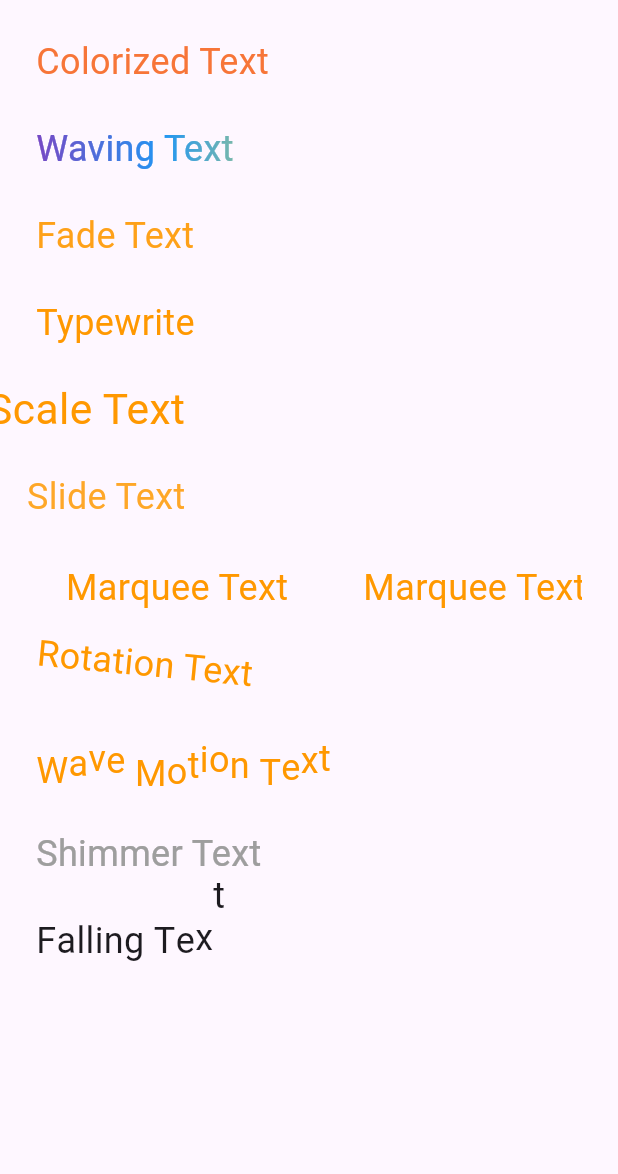
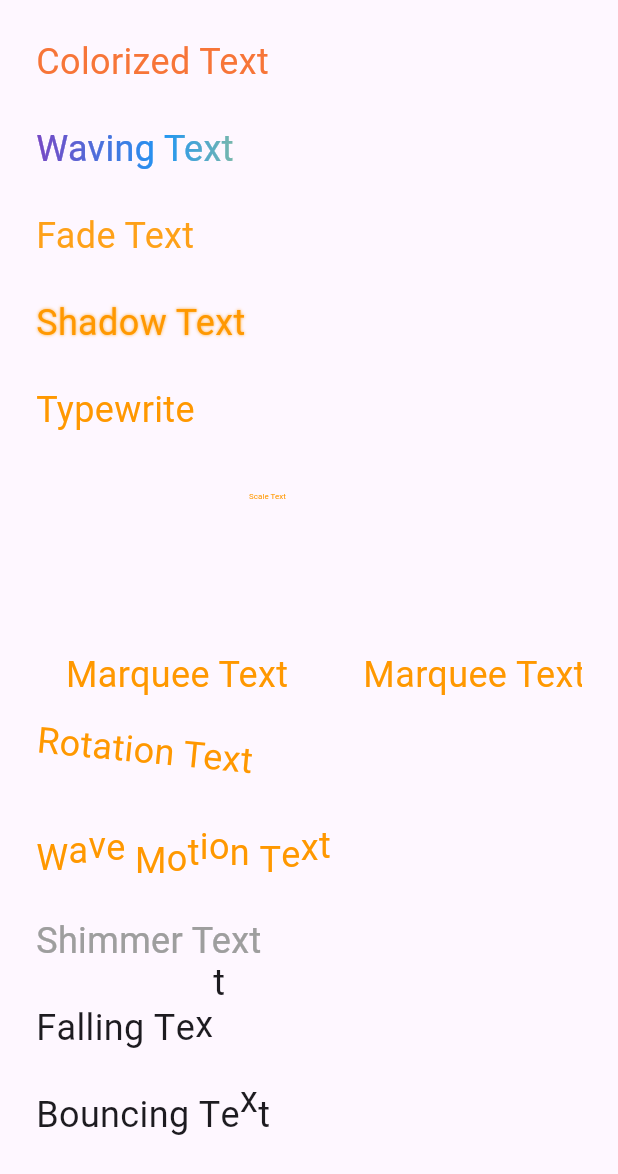
Before and after one commit to tz-thantzin/my_animated_text, a Flutter app: the screen it shows after launch, on a phone screen of 412 x 824 dp. Shown: the top 1174 px of the screen. Run offline on Flutter 3.47's test engine with Material 3 defaults, Android fonts, the phone set to English and light mode, and no system bars.

Commit message:
Prepare release v1.0.0

````diff
--- a/example/lib/main.dart
+++ b/example/lib/main.dart
@@ -1,5 +1,5 @@
-import 'package:example/views/home.dart';
 import 'package:flutter/material.dart';
+import 'package:my_animated_text/my_animated_text.dart';
 
 void main() {
   runApp(const MyApp());
@@ -16,7 +16,106 @@ class MyApp extends StatelessWidget {
         colorScheme: ColorScheme.fromSeed(seedColor: Colors.deepPurple),
       ),
       debugShowCheckedModeBanner: false,
-      home: HomeView(),
+      home: const HomeView(),
     );
   }
 }
+
+class HomeView extends StatelessWidget {
+  const HomeView({super.key});
+
+  @override
+  Widget build(BuildContext context) {
+    final textStyle = const TextStyle(fontSize: 24, color: Colors.orange);
+
+    final demos = [
+      const ColorizedText(
+        'Colorized Text',
+        style: TextStyle(fontSize: 24),
+        mode: AnimatedTextMode.loop,
+      ),
+      const WavingGradientText(
+        'Waving Text',
+        style: TextStyle(fontSize: 24),
+        mode: AnimatedTextMode.loop,
+      ),
+      FadeText('Fade Text', style: textStyle, mode: AnimatedTextMode.loop),
+      ShadowText(
+        'Shadow Text',
+        style: textStyle,
+        mode: AnimatedTextMode.reverseLoop,
+      ),
+      TypewriterText(
+        'Typewriter Text',
+        style: textStyle,
+        mode: AnimatedTextMode.loop,
+      ),
+      ScaleText(
+        'Scale Text',
+        style: textStyle,
+        mode: AnimatedTextMode.reverseLoop,
+      ),
+      SlideText(
+        'Slide Text',
+        style: textStyle,
+        mode: AnimatedTextMode.reverseLoop,
+      ),
+      MarqueeText(
+        'Marquee Text',
+        style: textStyle,
+        mode: AnimatedTextMode.loop,
+      ),
+      RotationText(
+        'Rotation Text',
+        style: textStyle,
+        mode: AnimatedTextMode.loop,
+      ),
+      WaveMotionText(
+        'Wave Motion Text',
+        style: textStyle,
+        mode: AnimatedTextMode.loop,
+      ),
+      const ShimmerText(
+        'Shimmer Text',
+        style: TextStyle(fontSize: 24),
+        mode: AnimatedTextMode.loop,
+      ),
+      const FallingText(
+        'Falling Text',
+        style: TextStyle(fontSize: 24),
+        mode: AnimatedTextMode.loop,
+      ),
+      const BouncingText(
+        'Bouncing Text',
+        style: TextStyle(fontSize: 24),
+        mode: AnimatedTextMode.loop,
+      ),
+    ];
+
+    return Scaffold(
+      body: SafeArea(
+        child: SingleChildScrollView(
+          padding: const EdgeInsets.all(24),
+          child: Column(
+            children: [
+              for (var widget in demos) AnimatedTextDemo(child: widget),
+            ],
+          ),
+        ),
+      ),
+    );
+  }
+}
+
+class AnimatedTextDemo extends StatelessWidget {
+  final Widget child;
+  const AnimatedTextDemo({super.key, required this.child});
+
+  @override
+  Widget build(BuildContext context) {
+    return Padding(
+      padding: const EdgeInsets.only(bottom: 24),
+      child: SizedBox(width: double.infinity, child: child),
+    );
+  }
+}
--- a/example/lib/views/home.dart
+++ /dev/null
@@ -1,122 +0,0 @@
-import 'package:flutter/material.dart';
-import 'package:my_animated_text/my_animated_text.dart';
-
-class HomeView extends StatelessWidget {
-  const HomeView({super.key});
-
-  @override
-  Widget build(BuildContext context) {
-    return Scaffold(
-      body: SafeArea(
-        child: SingleChildScrollView(
-          child: Container(
-            padding: const EdgeInsets.all(24),
-            alignment: Alignment.center,
-            child: Column(
-              children: [
-                const SizedBox(
-                  width: double.infinity,
-                  child: ColorizedText(
-                    'Colorized Text',
-                    style: TextStyle(fontSize: 24),
-                    mode: AnimatedTextMode.loop,
-                  ),
-                ),
-                const SizedBox(height: 24), // Add spacing between widgets
-                const SizedBox(
-                  width: double.infinity,
-                  child: WavingGradientText(
-                    'Waving Text',
-                    style: TextStyle(fontSize: 24),
-                    mode: AnimatedTextMode.loop,
-                  ),
-                ),
-                const SizedBox(height: 24),
-                const SizedBox(
-                  width: double.infinity,
-                  child: FadeText(
-                    'Fade Text',
-                    style: TextStyle(fontSize: 24, color: Colors.orange),
-                    mode: AnimatedTextMode.loop,
-                  ),
-                ),
-                const SizedBox(height: 24),
-                const SizedBox(
-                  width: double.infinity,
-                  child: TypewriterText(
-                    'Typewriter Text',
-                    style: TextStyle(fontSize: 24, color: Colors.orange),
-                    mode: AnimatedTextMode.loop,
-                  ),
-                ),
-                const SizedBox(height: 24),
-                const SizedBox(
-                  width: double.infinity,
-                  child: ScaleText(
-                    'Scale Text',
-                    style: TextStyle(fontSize: 24, color: Colors.orange),
-                    mode: AnimatedTextMode.loop,
-                  ),
-                ),
-                const SizedBox(height: 24),
-                const SizedBox(
-                  width: double.infinity,
-                  child: SlideText(
-                    'Slide Text',
-                    style: TextStyle(fontSize: 24, color: Colors.orange),
-                    mode: AnimatedTextMode.loop,
-                  ),
-                ),
-                const SizedBox(height: 24),
-                const SizedBox(
-                  width: double.infinity,
-                  child: MarqueeText(
-                    'Marquee Text',
-                    style: TextStyle(fontSize: 24, color: Colors.orange),
-                    mode: AnimatedTextMode.loop,
-                  ),
-                ),
-                const SizedBox(height: 24),
-                const SizedBox(
-                  width: double.infinity,
-                  child: RotationText(
-                    'Rotation Text',
-                    style: TextStyle(fontSize: 24, color: Colors.orange),
-                    mode: AnimatedTextMode.loop,
-                  ),
-                ),
-                const SizedBox(height: 24),
-                const SizedBox(
-                  width: double.infinity,
-                  child: WaveMotionText(
-                    'Wave Motion Text',
-                    style: TextStyle(fontSize: 24, color: Colors.orange),
-                    mode: AnimatedTextMode.loop,
-                  ),
-                ),
-                const SizedBox(height: 24),
-                const SizedBox(
-                  width: double.infinity,
-                  child: ShimmerText(
-                    'Shimmer Text',
-                    style: TextStyle(fontSize: 24),
-                    mode: AnimatedTextMode.loop,
-                  ),
-                ),
-                const SizedBox(height: 24),
-                const SizedBox(
-                  width: double.infinity,
-                  child: FallingText(
-                    'Falling Text',
-                    style: TextStyle(fontSize: 24),
-                    mode: AnimatedTextMode.loop,
-                  ),
-                ),
-              ],
-            ),
-          ),
-        ),
-      ),
-    );
-  }
-}
--- a/lib/animated_text_base.dart
+++ b/lib/animated_text_base.dart
@@ -1,7 +1,7 @@
 import 'package:flutter/material.dart';
 
 /// Defines how the animated text should play.
-enum AnimatedTextMode { forward, reverse, loop }
+enum AnimatedTextMode { forward, reverse, loop, reverseLoop }
 
 /// Base class for creating custom animated text widgets.
 ///
@@ -102,14 +102,18 @@ class _AnimatedTextBaseState extends State<AnimatedTextBase>
       case AnimationStatus.completed:
         widget.onCompleted?.call();
         if (widget.mode == AnimatedTextMode.loop) {
-          controller.repeat();
+          widget.onRepeated?.call();
+        } else if (widget.mode == AnimatedTextMode.reverseLoop) {
           widget.onRepeated?.call();
         }
         break;
       case AnimationStatus.reverse:
-        widget.onRepeated?.call();
+        if (widget.mode == AnimatedTextMode.reverseLoop) {
+          widget.onRepeated?.call();
+        }
         break;
-      default:
+      case AnimationStatus.dismissed:
+        // Nothing to do: repeat(reverse:true) handles it
         break;
     }
   }
@@ -120,10 +124,13 @@ class _AnimatedTextBaseState extends State<AnimatedTextBase>
         controller.forward();
         break;
       case AnimatedTextMode.reverse:
-        controller.reverse();
+        controller.reverse(from: 1.0);
         break;
       case AnimatedTextMode.loop:
         controller.repeat();
+        break;
+      case AnimatedTextMode.reverseLoop:
+        controller.repeat(reverse: true); // automatic back-and-forth
         break;
     }
   }
--- a/lib/my_animated_text.dart
+++ b/lib/my_animated_text.dart
@@ -1,12 +1,14 @@
 library my_animated_text;
 
 export 'animated_text_base.dart' show AnimatedTextMode;
+export 'src/effects/bouncing_text.dart';
 export 'src/effects/colorized_text.dart';
 export 'src/effects/fade_text.dart';
 export 'src/effects/falling_text.dart';
 export 'src/effects/marquee_text.dart';
 export 'src/effects/rotation_text.dart';
 export 'src/effects/scale_text.dart';
+export 'src/effects/shadow_text.dart';
 export 'src/effects/shimmer_text.dart';
 export 'src/effects/slide_text.dart';
 export 'src/effects/typewriter_text.dart';
--- /dev/null
+++ b/lib/src/effects/bouncing_text.dart
@@ -0,0 +1,147 @@
+import 'package:flutter/material.dart';
+
+import '../../animated_text_base.dart';
+
+enum TextAnimationDirection { leftToRight, rightToLeft }
+
+/// A text widget that animates each character with a jumping (bouncing) effect
+/// from a user-defined direction.
+///
+/// The [BouncingText] widget animates each character in sequence, moving them
+/// vertically up and down to create a "jumping" effect. You can control the
+/// direction of the animation and the maximum jump height.
+///
+/// Example:
+/// ```dart
+/// JumpingText(
+///   'Hello Flutter!',
+///   style: TextStyle(fontSize: 28, fontWeight: FontWeight.bold),
+///   duration: Duration(seconds: 2),
+///   mode: AnimatedTextMode.loop,
+///   direction: TextAnimationDirection.leftToRight,
+///   jumpHeight: 12.0,
+/// )
+/// ```
+class BouncingText extends AnimatedTextBase {
+  /// The direction in which the characters animate sequentially.
+  final TextAnimationDirection direction;
+
+  /// Maximum height of each character's jump.
+  final double jumpHeight;
+
+  /// Creates a bouncing text animation.
+  ///
+  /// - [text]: The string to display and animate.
+  /// - [style]: The text style (e.g., font size, weight, color).
+  /// - [duration]: Duration of the fade animation.
+  /// - [mode]: Animation mode (forward, reverse, or loop).
+  /// - [autoStart]: Whether the animation should start automatically.
+  /// - [controller]: Custom [AnimationController] if you want external control.
+  /// - [onStarted], [onCompleted], [onRepeated]: Optional animation callbacks.
+  const BouncingText(
+    super.text, {
+    super.key,
+    super.style,
+    super.duration,
+    super.mode,
+    super.autoStart,
+    super.controller,
+    super.onStarted,
+    super.onCompleted,
+    super.onRepeated,
+    this.direction = TextAnimationDirection.leftToRight,
+    this.jumpHeight = 12.0,
+  });
+
+  @override
+  Widget buildAnimation(BuildContext context, AnimationController controller) {
+    return _JumpingTextAnimation(
+      controller: controller,
+      text: text,
+      style: style,
+      direction: direction,
+      jumpHeight: jumpHeight,
+    );
+  }
+}
+
+/// Internal widget that builds and runs the jumping animation for [BouncingText].
+class _JumpingTextAnimation extends StatefulWidget {
+  final AnimationController controller;
+  final String text;
+  final TextStyle? style;
+  final TextAnimationDirection direction;
+  final double jumpHeight;
+
+  const _JumpingTextAnimation({
+    required this.controller,
+    required this.text,
+    this.style,
+    required this.direction,
+    required this.jumpHeight,
+  });
+
+  @override
+  State<_JumpingTextAnimation> createState() => _JumpingTextAnimationState();
+}
+
+class _JumpingTextAnimationState extends State<_JumpingTextAnimation> {
+  late List<Animation<double>> _characterAnimations;
+
+  @override
+  void initState() {
+    super.initState();
+    _setupAnimations();
+  }
+
+  /// Sets up animations for each character using a TweenSequence to bounce.
+  void _setupAnimations() {
+    final charCount = widget.text.length;
+    _characterAnimations = List.generate(charCount, (i) {
+      final start = widget.direction == TextAnimationDirection.leftToRight
+          ? i / charCount
+          : (charCount - 1 - i) / charCount;
+      final end = start + (1 / charCount);
+
+      return TweenSequence<double>([
+        TweenSequenceItem(
+          tween: Tween(
+            begin: 0.0,
+            end: -widget.jumpHeight,
+          ).chain(CurveTween(curve: Curves.easeOut)),
+          weight: 0.5,
+        ),
+        TweenSequenceItem(
+          tween: Tween(
+            begin: -widget.jumpHeight,
+            end: 0.0,
+          ).chain(CurveTween(curve: Curves.easeIn)),
+          weight: 0.5,
+        ),
+      ]).animate(
+        CurvedAnimation(parent: widget.controller, curve: Interval(start, end)),
+      );
+    });
+  }
+
+  @override
+  Widget build(BuildContext context) {
+    return AnimatedBuilder(
+      animation: widget.controller,
+      builder: (context, child) {
+        return Row(
+          mainAxisSize: MainAxisSize.min,
+          children: List.generate(widget.text.length, (i) {
+            final char = widget.text[i];
+            final anim = _characterAnimations[i];
+
+            return Transform.translate(
+              offset: Offset(0, anim.value),
+              child: Text(char, style: widget.style),
+            );
+          }),
+        );
+      },
+    );
+  }
+}
--- /dev/null
+++ b/lib/src/effects/shadow_text.dart
@@ -0,0 +1,142 @@
+import 'package:flutter/material.dart';
+
+import '../../animated_text_base.dart';
+
+/// A text widget that animates its shadow (pulsing / waving effect).
+///
+/// The [ShadowText] widget gradually animates the text shadow's blur and offset,
+/// creating a dynamic glowing or waving shadow effect.
+///
+/// Example:
+/// ```dart
+/// ShadowText(
+///   'Hello Flutter!',
+///   style: TextStyle(fontSize: 40, fontWeight: FontWeight.bold),
+///   duration: Duration(seconds: 2),
+///   mode: AnimatedTextMode.loop,
+/// )
+/// ```
+class ShadowText extends AnimatedTextBase {
+  /// Creates a shadow text animation.
+  ///
+  /// - [text]: The string to display and animate.
+  /// - [style]: The text style (e.g., font size, weight, color).
+  /// - [duration]: Duration of the shadow animation.
+  /// - [mode]: Animation mode (forward, reverse, loop, reverseLoop).
+  /// - [autoStart]: Whether the animation should start automatically.
+  /// - [controller]: Custom [AnimationController] if you want external control.
+  /// - [onStarted], [onCompleted], [onRepeated]: Optional animation callbacks.
+  const ShadowText(
+    super.text, {
+    super.key,
+    super.duration,
+    super.style,
+    super.mode,
+    super.autoStart,
+    super.controller,
+    super.onStarted,
+    super.onCompleted,
+    super.onRepeated,
+  });
+
+  @override
+  Widget buildAnimation(BuildContext context, AnimationController controller) {
+    return _ShadowTextAnimation(
+      controller: controller,
+      text: text,
+      style: style,
+      autoStart: autoStart,
+      mode: mode,
+    );
+  }
+}
+
+/// Internal widget that builds and runs the shadow animation for [ShadowText].
+class _ShadowTextAnimation extends StatefulWidget {
+  final AnimationController controller;
+  final String text;
+  final TextStyle? style;
+  final bool autoStart;
+  final AnimatedTextMode mode;
+
+  const _ShadowTextAnimation({
+    required this.controller,
+    required this.text,
+    this.style,
+    required this.autoStart,
+    required this.mode,
+  });
+
+  @override
+  State<_ShadowTextAnimation> createState() => _ShadowTextAnimationState();
+}
+
+class _ShadowTextAnimationState extends State<_ShadowTextAnimation> {
+  late Animation<double> _blurAnimation;
+  late Animation<double> _offsetAnimation;
+
+  @override
+  void initState() {
+    super.initState();
+
+    _blurAnimation = Tween<double>(begin: 2.0, end: 20.0).animate(
+      CurvedAnimation(parent: widget.controller, curve: Curves.easeInOut),
+    );
+
+    _offsetAnimation = Tween<double>(begin: 0.0, end: 6.0).animate(
+      CurvedAnimation(parent: widget.controller, curve: Curves.easeInOut),
+    );
+  }
+
+  @override
+  Widget build(BuildContext context) {
+    return AnimatedBuilder(
+      animation: widget.controller,
+      builder: (context, _) {
+        return Text(
+          widget.text,
+          style:
+              widget.style?.copyWith(
+                shadows: [
+                  Shadow(
+                    color:
+                        widget.style?.color?.withValues(alpha: 0.6) ??
+                        Colors.black54,
+                    blurRadius: _blurAnimation.value,
+                    offset: Offset(0, _offsetAnimation.value),
+                  ),
+                  Shadow(
+                    color:
+                        widget.style?.color?.withValues(alpha: 0.3) ??
+                        Colors.black26,
+                    blurRadius: _blurAnimation.value / 2,
+                    offset: Offset(
+                      _offsetAnimation.value / 2,
+                      _offsetAnimation.value / 2,
+                    ),
+                  ),
+                ],
+              ) ??
+              TextStyle(
+                color: Colors.black,
+                shadows: [
+                  Shadow(
+                    color: Colors.black54,
+                    blurRadius: _blurAnimation.value,
+                    offset: Offset(0, _offsetAnimation.value),
+                  ),
+                  Shadow(
+                    color: Colors.black26,
+                    blurRadius: _blurAnimation.value / 2,
+                    offset: Offset(
+                      _offsetAnimation.value / 2,
+                      _offsetAnimation.value / 2,
+                    ),
+                  ),
+                ],
+              ),
+        );
+      },
+    );
+  }
+}
--- a/pubspec.yaml
+++ b/pubspec.yaml
@@ -1,6 +1,6 @@
 name: my_animated_text
 description: "my_animated_text is a Flutter package that provides a collection of customizable animated text widgets, including typewriter, slide, wave, gradient, shimmer, and more, to make your app's text dynamic and visually engaging."
-version: 0.0.2
+version: 1.0.0
 homepage: https://github.com/tz-thantzin/my_animated_text
 maintainer: ThantZin (@tz-thantzin)
 author: Thant Zin <dev.thantzin@gmail.com>
````
Also changed, not shown: analysis_options.yaml (+33 -3 lines), display/animated_text_demo.gif, example/pubspec.lock, 2 other files.
